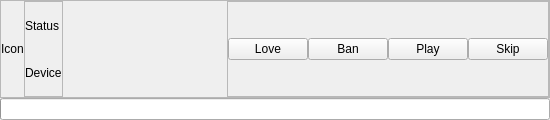
The window that app/client/Widgets/PlaybackControlsWidget.ui (mutecypher/lastfm-desktop) describes before a commit, drawn with Qt 5.
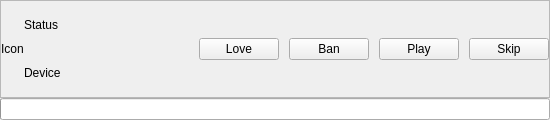
The same window after the commit. Custom widgets are drawn as their Qt base class.

Commit message: Tweak playback controls / app minimum width on OSX

```diff
--- a/app/client/Widgets/PlaybackControlsWidget.ui
+++ b/app/client/Widgets/PlaybackControlsWidget.ui
@@ -45,7 +45,7 @@
       <item>
        <widget class="QFrame" name="statusFrame">
         <property name="frameShape">
-         <enum>QFrame::StyledPanel</enum>
+         <enum>QFrame::NoFrame</enum>
         </property>
         <property name="frameShadow">
          <enum>QFrame::Raised</enum>
@@ -90,20 +90,26 @@
       <item>
        <widget class="QFrame" name="controls">
         <property name="frameShape">
-         <enum>QFrame::StyledPanel</enum>
+         <enum>QFrame::NoFrame</enum>
         </property>
         <property name="frameShadow">
          <enum>QFrame::Raised</enum>
         </property>
         <layout class="QHBoxLayout" name="horizontalLayout">
          <property name="spacing">
-          <number>0</number>
+          <number>10</number>
          </property>
          <property name="margin">
           <number>0</number>
          </property>
          <item>
           <widget class="QPushButton" name="love">
+           <property name="sizePolicy">
+            <sizepolicy hsizetype="Preferred" vsizetype="Fixed">
+             <horstretch>0</horstretch>
+             <verstretch>0</verstretch>
+            </sizepolicy>
+           </property>
            <property name="text">
             <string>Love</string>
            </property>
@@ -114,6 +120,12 @@
          </item>
          <item>
           <widget class="QPushButton" name="ban">
+           <property name="sizePolicy">
+            <sizepolicy hsizetype="Preferred" vsizetype="Fixed">
+             <horstretch>0</horstretch>
+             <verstretch>0</verstretch>
+            </sizepolicy>
+           </property>
            <property name="text">
             <string>Ban</string>
            </property>
@@ -121,6 +133,12 @@
          </item>
          <item>
           <widget class="QPushButton" name="play">
+           <property name="sizePolicy">
+            <sizepolicy hsizetype="Preferred" vsizetype="Fixed">
+             <horstretch>0</horstretch>
+             <verstretch>0</verstretch>
+            </sizepolicy>
+           </property>
            <property name="text">
             <string>Play</string>
            </property>
@@ -131,6 +149,12 @@
          </item>
          <item>
           <widget class="QPushButton" name="skip">
+           <property name="sizePolicy">
+            <sizepolicy hsizetype="Preferred" vsizetype="Fixed">
+             <horstretch>0</horstretch>
+             <verstretch>0</verstretch>
+            </sizepolicy>
+           </property>
            <property name="text">
             <string>Skip</string>
            </property>
```
The commit also changes 2 other files.
